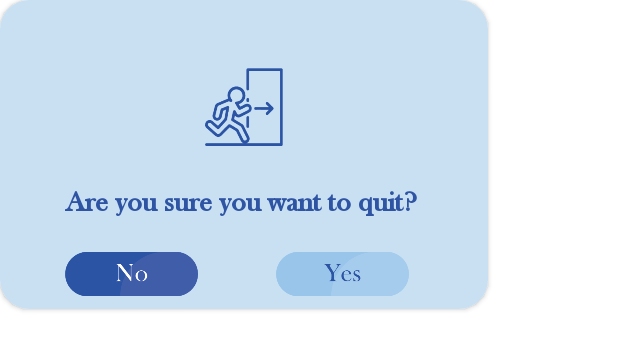
After one commit to Jamio2209/Pregnancy-Fitness-Guide, an Android app: the layout alertdialog.xml on its own in the app's theme, with its tools: preview values and no code run, on a phone screen of 412 x 824 dp. The commit adds this screen. Shown: the top 350 px of the screen. Run offline under Robolectric (Android 15) with nearby library versions, the phone set to English and light mode, and no system bars; network calls fail.

Commit message:
Exit alert Dialog added with simple animation

```diff
--- /dev/null
+++ b/app/src/main/res/layout/alertdialog.xml
@@ -0,0 +1,69 @@
+<?xml version="1.0" encoding="utf-8"?>
+<androidx.cardview.widget.CardView
+    xmlns:android="http://schemas.android.com/apk/res/android"
+    android:layout_width="@dimen/_250sdp"
+    android:layout_height="wrap_content"
+    xmlns:app="http://schemas.android.com/apk/res-auto"
+    app:cardCornerRadius="@dimen/_15sdp"
+    android:elevation="@dimen/_50sdp"
+
+
+
+    >
+    <RelativeLayout
+        android:layout_width="match_parent"
+        android:layout_height="wrap_content"
+        android:layout_gravity="center"
+        android:background="#C8E0F2"
+        >
+        <ImageView
+            android:layout_width="@dimen/_40sdp"
+            android:layout_height="@dimen/_40sdp"
+            android:layout_centerHorizontal="true"
+            android:src="@drawable/exiticon"
+            android:layout_marginTop="@dimen/_35sdp"
+            android:id="@+id/icon"/>
+        <TextView
+            android:layout_width="wrap_content"
+            android:layout_height="wrap_content"
+            android:textAlignment="center"
+            android:textColor="#2F54A3"
+            android:text="Are you sure you want to quit? "
+            android:fontFamily="@font/baskvill"
+            android:layout_below="@+id/icon"
+            android:layout_centerHorizontal="true"
+            android:layout_marginTop="@dimen/_20sdp"
+            android:textSize="@dimen/_15ssp"
+            android:textStyle="bold"
+            android:id="@+id/question"/>
+        <ImageView
+            android:layout_width="@dimen/_68sdp"
+            android:layout_height="@dimen/_36sdp"
+            android:src="@drawable/nobtn"
+            android:layout_below="@+id/question"
+            android:layout_alignStart="@+id/question"
+            android:layout_marginTop="@dimen/_10sdp"
+
+            android:id="@+id/nobtn"/>
+        <ImageView
+            android:layout_width="@dimen/_68sdp"
+            android:layout_height="@dimen/_36sdp"
+            android:id="@+id/yesbtn"
+            android:layout_toRightOf="@+id/nobtn"
+            android:layout_below="@+id/question"
+            android:layout_marginTop="@dimen/_10sdp"
+            android:layout_marginLeft="@dimen/_40sdp"
+            android:src="@drawable/yesbtn"/>
+
+
+    </RelativeLayout>
+
+
+
+
+
+
+
+
+
+</androidx.cardview.widget.CardView>
--- a/app/src/main/res/layout/fragment_b_m_i.xml
+++ b/app/src/main/res/layout/fragment_b_m_i.xml
@@ -148,7 +148,7 @@
         android:textColor="#2F54A3"
 
         android:layout_below="@id/bmigobtn"
-        android:layout_marginTop="@dimen/_28sdp"
+        android:layout_marginTop="@dimen/_18sdp"
         android:layout_marginLeft="@dimen/_15sdp"
         android:textStyle="bold"/>
 
@@ -160,7 +160,7 @@
         android:text="23.5"
         android:fontFamily="@font/baskvill"
         android:textColor="#2F54A3"
-        android:layout_alignParentBottom="true"
+
         android:textAlignment="center"
 
         android:layout_below="@+id/yourbmi"
--- a/app/src/main/res/values/themes.xml
+++ b/app/src/main/res/values/themes.xml
@@ -16,4 +16,8 @@
     <style name="imageshape">
         <item name="cornerSizeBottomLeft">25%</item>
     </style>
+    <style name="SlidingDialogAnimation">
+        <item name="android:windowEnterAnimation">@android:anim/slide_in_left</item>
+        <item name="android:windowExitAnimation">@android:anim/slide_out_right</item>
+    </style>
 </resources>
```
Also changed, not shown: app/src/main/java/com/zerotechy/pregnancyfitness/Dashboard.java (+34 -0 lines), app/src/main/res/drawable/dialogbg.xml (added, +12 -0 lines), app/src/main/res/drawable-v24/alertbg.png (added), app/src/main/res/drawable-v24/exiticon.png (added), app/src/main/res/drawable-v24/nobtn.png (added), app/src/main/res/drawable-v24/yesbtn.png (added).
